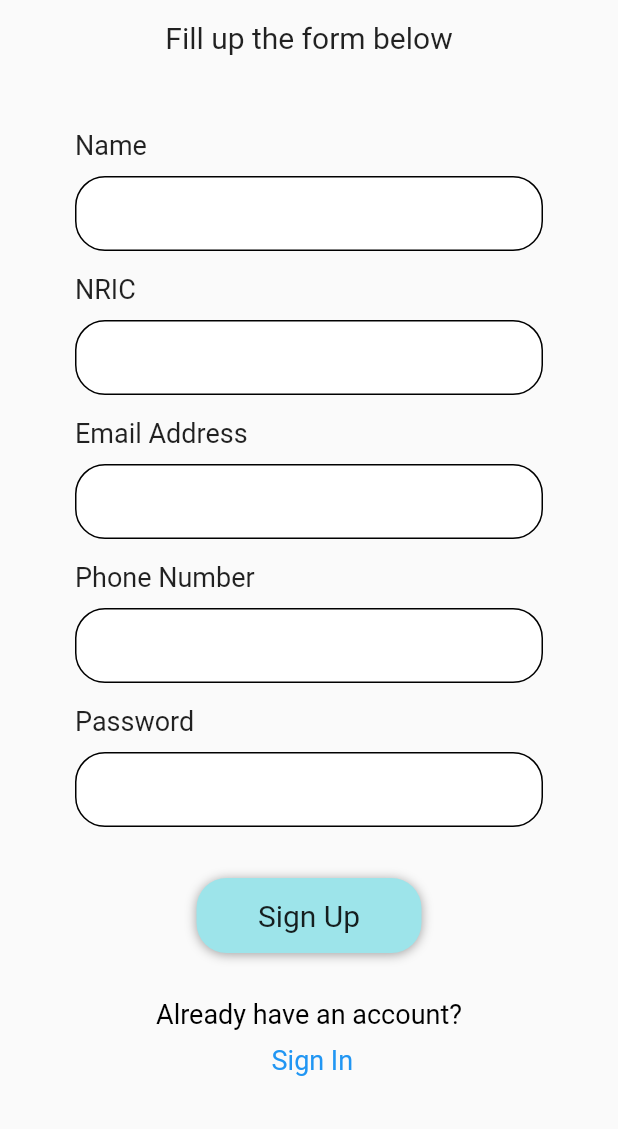
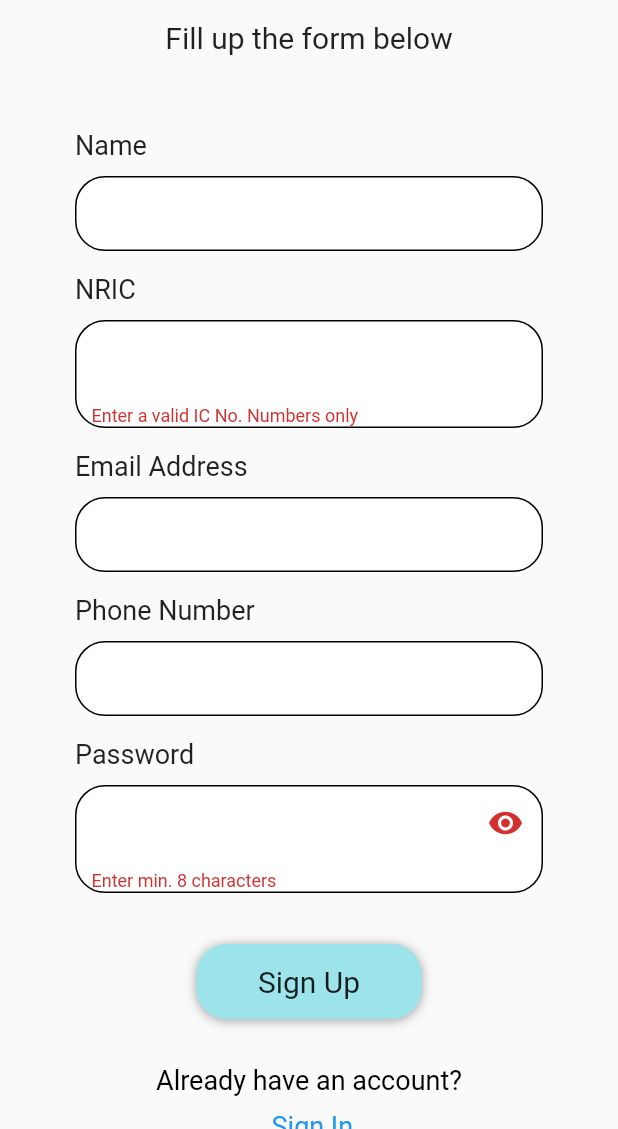
Before and after one commit to wanysamsuri/flutter_clinical, a Flutter app: the SignUp screen opened by its route, after a tap on "Sign Up", on a phone screen of 412 x 824 dp, the part 107-1236 px from its top. Run offline on Flutter 3.47's test engine with Material 2 defaults, Android fonts, the phone set to English and light mode, and no system bars; our stand-ins replace cached_network_image, carousel_slider, device_info_plus, email_validator, fl_chart, flutter_rating_stars and 16 more; missing offline and left inert: clickable_list_wheel_view, flutter_3d_choice_chip, gauges, html2md, onesignal_flutter, pretty_gauge and 2 more; accounts and stored records are empty.

Commit message:
sign up validator

```diff
--- a/lib/connected/salixium_permission.dart
+++ b/lib/connected/salixium_permission.dart
@@ -68,7 +68,7 @@ class _SalixiumPermissionScreenState extends State<SalixiumPermissionScreen> {
                     child: Text(
                       'NEXT',
                       style: TextStyle(
-                        fontSize: 0.27.dp,
+                        fontSize: 3.7.pt,
                         // fontWeight: FontWeight.bold
                       ),
                     ),
--- a/lib/screens/auth/signin_page.dart
+++ b/lib/screens/auth/signin_page.dart
@@ -270,11 +270,6 @@ class _SignInState extends State<SignIn> {
   }
 
   void _togglePasswordView() {
-    // if (isHiddenPassword == true) {
-    //   isHiddenPassword = false;
-    // } else  {
-    //   isHiddenPassword = true;
-    // }
     setState(() {
       isHiddenPassword = !isHiddenPassword;
     });
--- a/lib/screens/auth/signup_page.dart
+++ b/lib/screens/auth/signup_page.dart
@@ -23,6 +23,7 @@ class _SignUpState extends State<SignUp> {
   TextEditingController _emailController = TextEditingController();
   TextEditingController _phoneController = TextEditingController();
   TextEditingController _passwordController = TextEditingController();
+  bool isHiddenPassword = false;
   @override
   Widget build(BuildContext context) {
     return Scaffold(
@@ -113,14 +114,20 @@ class _SignUpState extends State<SignUp> {
                                 color: Colors.white,
                                 borderRadius: BorderRadius.circular(20),
                                 border: Border.all()),
-                            child: TextField(
+                            child: TextFormField(
                                 controller: _nricController,
                                 keyboardType: TextInputType.number,
                                 style: TextStyle(fontSize: 20),
                                 decoration: InputDecoration(
                                   border: InputBorder.none,
                                 ),
-                            ),
+                                validator: (value) {
+                                  if (value != null && value.length < 12) {
+                                    return 'Enter a valid IC No. Numbers only';
+                                  } else {
+                                    return null;
+                                  }
+                                }),
                           ),
 
                           //email
@@ -181,13 +188,24 @@ class _SignUpState extends State<SignUp> {
                                 color: Colors.white,
                                 borderRadius: BorderRadius.circular(20),
                                 border: Border.all()),
-                            child: TextField(
+                            child: TextFormField(
+                                obscureText: isHiddenPassword,
                                 controller: _passwordController,
                                 style: TextStyle(fontSize: 20),
                                 decoration: InputDecoration(
+                                  suffixIcon: InkWell(
+                                    onTap: _togglePasswordView,
+                                    child: Icon(Icons.visibility),
+                                  ),
                                   border: InputBorder.none,
                                 ),
-                            ),
+                                validator: (value) {
+                                  if (value != null && value.length < 8) {
+                                    return 'Enter min. 8 characters';
+                                  } else {
+                                    return null;
+                                  }
+                                }),
                           ),
                           SizedBox(height: 34),
                           Center(
@@ -261,4 +279,10 @@ class _SignUpState extends State<SignUp> {
           ),
         ));
   }
+
+  void _togglePasswordView() {
+    setState(() {
+      isHiddenPassword = !isHiddenPassword;
+    });
   }
+}
--- a/lib/screens/find clinics/find_clinic.dart
+++ b/lib/screens/find clinics/find_clinic.dart
@@ -1,5 +1,6 @@
 import 'dart:convert';
 import 'dart:ui';
+import 'package:flutter_clinic/screens/empty_state.dart';
 import 'package:http/http.dart' as http;
 import 'package:flutter/cupertino.dart';
 import 'package:flutter/material.dart';
@@ -14,6 +15,7 @@ import 'package:shared_preferences/shared_preferences.dart';
 import 'package:skeleton_text/skeleton_text.dart';
 import '../../customshape.dart';
 import '../../services/api_service.dart';
+import '../error_screen.dart';
 
 class FindClinicScreen extends StatefulWidget {
   const FindClinicScreen(
@@ -557,7 +559,7 @@ class _FindClinicScreenState extends State<FindClinicScreen> {
                 } else {
                   print('Empty');
                   return Center(
-                    child: Text('Empty'),
+                    child: ErrorPage(),
                   );
                 }
               } else {
```
Also changed, not shown: lib/screens/error_screen.dart (added, +21 -0 lines), assets/error.png (added). Lines whose indentation alone changed are shown as unchanged.
